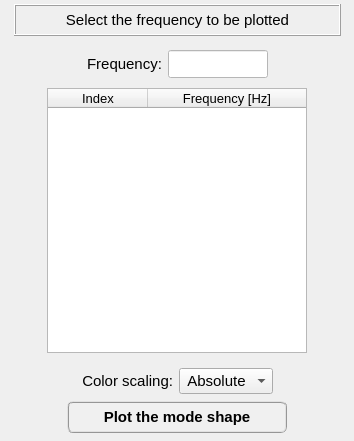
The window that pulse/interface/ui_files/plots/results/acoustic/plot_acoustic_pressure_field_for_harmonic_analysis.ui (open-pulse/OpenPulse) describes before a commit, drawn with Qt 5.
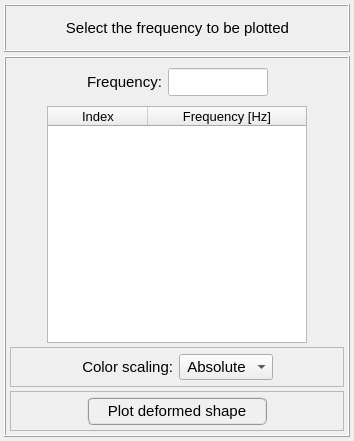
The same window after the commit.

Commit message: Some adjusts on the acoustic plot UI files

The edit to the form file:
```diff
--- a/pulse/interface/ui_files/plots/results/acoustic/plot_acoustic_pressure_field_for_harmonic_analysis.ui
+++ b/pulse/interface/ui_files/plots/results/acoustic/plot_acoustic_pressure_field_for_harmonic_analysis.ui
@@ -44,10 +44,10 @@
       </size>
      </property>
      <property name="frameShape">
-      <enum>QFrame::NoFrame</enum>
+      <enum>QFrame::Box</enum>
      </property>
      <property name="frameShadow">
-      <enum>QFrame::Plain</enum>
+      <enum>QFrame::Raised</enum>
      </property>
      <layout class="QGridLayout" name="gridLayout_5">
       <property name="leftMargin">
@@ -65,15 +65,27 @@
       <property name="spacing">
        <number>4</number>
       </property>
-      <item row="1" column="0">
-       <widget class="QFrame" name="frame_4">
+      <item row="2" column="0">
+       <widget class="QFrame" name="frame_3">
+        <property name="minimumSize">
+         <size>
+          <width>0</width>
+          <height>40</height>
+         </size>
+        </property>
+        <property name="maximumSize">
+         <size>
+          <width>16777215</width>
+          <height>40</height>
+         </size>
+        </property>
         <property name="frameShape">
-         <enum>QFrame::NoFrame</enum>
+         <enum>QFrame::StyledPanel</enum>
         </property>
         <property name="frameShadow">
          <enum>QFrame::Raised</enum>
         </property>
-        <layout class="QGridLayout" name="gridLayout_3">
+        <layout class="QGridLayout" name="gridLayout_9">
          <property name="leftMargin">
           <number>0</number>
          </property>
@@ -86,70 +98,71 @@
          <property name="bottomMargin">
           <number>0</number>
          </property>
-         <property name="spacing">
+         <property name="horizontalSpacing">
+          <number>6</number>
+         </property>
+         <property name="verticalSpacing">
           <number>0</number>
          </property>
+         <item row="0" column="1">
+          <widget class="QLabel" name="label_color_scalling">
+           <property name="font">
+            <font>
+             <pointsize>11</pointsize>
+            </font>
+           </property>
+           <property name="text">
+            <string>Color scaling:</string>
+           </property>
+           <property name="alignment">
+            <set>Qt::AlignRight|Qt::AlignTrailing|Qt::AlignVCenter</set>
+           </property>
+          </widget>
+         </item>
+         <item row="0" column="2">
+          <widget class="QComboBox" name="comboBox_color_scaling">
+           <property name="font">
+            <font>
+             <pointsize>11</pointsize>
+            </font>
+           </property>
+           <item>
+            <property name="text">
+             <string> Absolute</string>
+            </property>
+           </item>
+           <item>
+            <property name="text">
+             <string> Real part</string>
+            </property>
+           </item>
+          </widget>
+         </item>
          <item row="0" column="0">
-          <widget class="QTreeWidget" name="treeWidget_frequencies">
-           <property name="minimumSize">
+          <spacer name="horizontalSpacer">
+           <property name="orientation">
+            <enum>Qt::Horizontal</enum>
+           </property>
+           <property name="sizeHint" stdset="0">
             <size>
-             <width>260</width>
-             <height>0</height>
+             <width>40</width>
+             <height>20</height>
             </size>
            </property>
-           <property name="maximumSize">
+          </spacer>
+         </item>
+         <item row="0" column="3">
+          <spacer name="horizontalSpacer_2">
+           <property name="orientation">
+            <enum>Qt::Horizontal</enum>
+           </property>
+           <property name="sizeHint" stdset="0">
             <size>
-             <width>260</width>
-             <height>415</height>
+             <width>40</width>
+             <height>20</height>
             </size>
            </property>
-           <property name="font">
-            <font>
-             <family>MS Shell Dlg 2</family>
-             <pointsize>10</pointsize>
-             <weight>50</weight>
-             <italic>false</italic>
-             <bold>false</bold>
-            </font>
-           </property>
-           <property name="alternatingRowColors">
-            <bool>true</bool>
-           </property>
-           <property name="indentation">
-            <number>0</number>
-           </property>
-           <column>
-            <property name="text">
-             <string>Index</string>
-            </property>
-            <property name="font">
-             <font>
-              <family>MS Shell Dlg 2</family>
-              <pointsize>10</pointsize>
-             </font>
-            </property>
-            <property name="textAlignment">
-             <set>AlignCenter</set>
-            </property>
-           </column>
-           <column>
-            <property name="text">
-             <string notr="true">Frequency [Hz]</string>
-            </property>
-            <property name="font">
-             <font>
-              <family>MS Shell Dlg 2</family>
-              <pointsize>10</pointsize>
-              <weight>50</weight>
-              <italic>false</italic>
-              <bold>false</bold>
-             </font>
-            </property>
-            <property name="textAlignment">
-             <set>AlignCenter</set>
-            </property>
-           </column>
-          </widget>
+          </spacer>
          </item>
         </layout>
        </widget>
@@ -285,6 +298,167 @@
         </layout>
        </widget>
       </item>
+      <item row="1" column="0">
+       <widget class="QFrame" name="frame_treeWidget">
+        <property name="frameShape">
+         <enum>QFrame::NoFrame</enum>
+        </property>
+        <property name="frameShadow">
+         <enum>QFrame::Raised</enum>
+        </property>
+        <layout class="QGridLayout" name="gridLayout_3">
+         <property name="leftMargin">
+          <number>0</number>
+         </property>
+         <property name="topMargin">
+          <number>0</number>
+         </property>
+         <property name="rightMargin">
+          <number>0</number>
+         </property>
+         <property name="bottomMargin">
+          <number>0</number>
+         </property>
+         <property name="spacing">
+          <number>0</number>
+         </property>
+         <item row="0" column="0">
+          <widget class="QTreeWidget" name="treeWidget_frequencies">
+           <property name="minimumSize">
+            <size>
+             <width>260</width>
+             <height>0</height>
+            </size>
+           </property>
+           <property name="maximumSize">
+            <size>
+             <width>260</width>
+             <height>420</height>
+            </size>
+           </property>
+           <property name="font">
+            <font>
+             <family>MS Shell Dlg 2</family>
+             <pointsize>10</pointsize>
+             <weight>50</weight>
+             <italic>false</italic>
+             <bold>false</bold>
+            </font>
+           </property>
+           <property name="alternatingRowColors">
+            <bool>true</bool>
+           </property>
+           <property name="indentation">
+            <number>0</number>
+           </property>
+           <column>
+            <property name="text">
+             <string>Index</string>
+            </property>
+            <property name="font">
+             <font>
+              <family>MS Shell Dlg 2</family>
+              <pointsize>10</pointsize>
+             </font>
+            </property>
+            <property name="textAlignment">
+             <set>AlignCenter</set>
+            </property>
+           </column>
+           <column>
+            <property name="text">
+             <string notr="true">Frequency [Hz]</string>
+            </property>
+            <property name="font">
+             <font>
+              <family>MS Shell Dlg 2</family>
+              <pointsize>10</pointsize>
+              <weight>50</weight>
+              <italic>false</italic>
+              <bold>false</bold>
+             </font>
+            </property>
+            <property name="textAlignment">
+             <set>AlignCenter</set>
+            </property>
+           </column>
+          </widget>
+         </item>
+        </layout>
+       </widget>
+      </item>
+      <item row="3" column="0">
+       <widget class="QFrame" name="frame_button">
+        <property name="minimumSize">
+         <size>
+          <width>0</width>
+          <height>40</height>
+         </size>
+        </property>
+        <property name="maximumSize">
+         <size>
+          <width>16777215</width>
+          <height>40</height>
+         </size>
+        </property>
+        <property name="frameShape">
+         <enum>QFrame::StyledPanel</enum>
+        </property>
+        <property name="frameShadow">
+         <enum>QFrame::Raised</enum>
+        </property>
+        <layout class="QGridLayout" name="gridLayout_10">
+         <property name="leftMargin">
+          <number>0</number>
+         </property>
+         <property name="topMargin">
+          <number>0</number>
+         </property>
+         <property name="rightMargin">
+          <number>0</number>
+         </property>
+         <property name="bottomMargin">
+          <number>0</number>
+         </property>
+         <property name="spacing">
+          <number>0</number>
+         </property>
+         <item row="0" column="0">
+          <widget class="QPushButton" name="pushButton_plot">
+           <property name="minimumSize">
+            <size>
+             <width>180</width>
+             <height>28</height>
+            </size>
+           </property>
+           <property name="maximumSize">
+            <size>
+             <width>180</width>
+             <height>28</height>
+            </size>
+           </property>
+           <property name="font">
+            <font>
+             <family>MS Shell Dlg 2</family>
+             <pointsize>11</pointsize>
+             <weight>9</weight>
+             <italic>false</italic>
+             <bold>false</bold>
+            </font>
+           </property>
+           <property name="styleSheet">
+            <string notr="true">QPushButton{border-radius: 6px; border-color: rgb(150, 150, 150); border-style: ridge; border-width: 2px; color: rgb(0, 0, 0); background-color: rgb(240, 240, 240); font: 75 11pt &quot;MS Shell Dlg 2&quot;}
+QPushButton:hover{border-radius: 6px; border-color: rgb(0, 170, 255); border-style: ridge; border-width: 2px; color: rgb(0, 0, 0); background-color: rgba(174, 213, 255, 100); font: 75 11pt &quot;MS Shell Dlg 2&quot;}
+QPushButton:pressed{border-radius: 6px; border-color: rgb(0, 170, 255); border-style: ridge; border-width: 3px; color: rgb(0, 0, 0); background-color: rgb(174, 213, 255); font: 75 11pt &quot;MS Shell Dlg 2&quot;}</string>
+           </property>
+           <property name="text">
+            <string>Plot deformed shape</string>
+           </property>
+          </widget>
+         </item>
+        </layout>
+       </widget>
+      </item>
      </layout>
     </widget>
    </item>
@@ -293,20 +467,20 @@
      <property name="minimumSize">
       <size>
        <width>0</width>
-       <height>32</height>
+       <height>48</height>
       </size>
      </property>
      <property name="maximumSize">
       <size>
        <width>16777215</width>
-       <height>32</height>
+       <height>48</height>
       </size>
      </property>
      <property name="frameShape">
-      <enum>QFrame::NoFrame</enum>
+      <enum>QFrame::Box</enum>
      </property>
      <property name="frameShadow">
-      <enum>QFrame::Plain</enum>
+      <enum>QFrame::Raised</enum>
      </property>
      <property name="lineWidth">
       <number>1</number>
@@ -329,13 +503,13 @@
         <property name="minimumSize">
          <size>
           <width>0</width>
-          <height>32</height>
+          <height>0</height>
          </size>
         </property>
         <property name="maximumSize">
          <size>
           <width>16777215</width>
-          <height>32</height>
+          <height>16777215</height>
          </size>
         </property>
         <property name="font">
@@ -348,7 +522,7 @@
          </font>
         </property>
         <property name="frameShape">
-         <enum>QFrame::Box</enum>
+         <enum>QFrame::NoFrame</enum>
         </property>
         <property name="frameShadow">
          <enum>QFrame::Raised</enum>
@@ -367,201 +541,6 @@
      </layout>
     </widget>
    </item>
-   <item row="2" column="0">
-    <widget class="QFrame" name="frame_scaling">
-     <property name="minimumSize">
-      <size>
-       <width>0</width>
-       <height>40</height>
-      </size>
-     </property>
-     <property name="maximumSize">
-      <size>
-       <width>16777215</width>
-       <height>100</height>
-      </size>
-     </property>
-     <property name="frameShape">
-      <enum>QFrame::NoFrame</enum>
-     </property>
-     <property name="frameShadow">
-      <enum>QFrame::Plain</enum>
-     </property>
-     <layout class="QGridLayout" name="gridLayout_8">
-      <property name="leftMargin">
-       <number>4</number>
-      </property>
-      <property name="topMargin">
-       <number>4</number>
-      </property>
-      <property name="rightMargin">
-       <number>4</number>
-      </property>
-      <property name="bottomMargin">
-       <number>4</number>
-      </property>
-      <property name="spacing">
-       <number>4</number>
-      </property>
-      <item row="0" column="0">
-       <widget class="QFrame" name="frame_scalling">
-        <property name="minimumSize">
-         <size>
-          <width>0</width>
-          <height>32</height>
-         </size>
-        </property>
-        <property name="frameShape">
-         <enum>QFrame::NoFrame</enum>
-        </property>
-        <property name="frameShadow">
-         <enum>QFrame::Raised</enum>
-        </property>
-        <layout class="QGridLayout" name="gridLayout_6">
-         <property name="leftMargin">
-          <number>0</number>
-         </property>
-         <property name="topMargin">
-          <number>0</number>
-         </property>
-         <property name="rightMargin">
-          <number>0</number>
-         </property>
-         <property name="bottomMargin">
-          <number>0</number>
-         </property>
-         <property name="horizontalSpacing">
-          <number>6</number>
-         </property>
-         <property name="verticalSpacing">
-          <number>0</number>
-         </property>
-         <item row="0" column="1">
-          <widget class="QLabel" name="label_2">
-           <property name="font">
-            <font>
-             <pointsize>11</pointsize>
-            </font>
-           </property>
-           <property name="text">
-            <string>Color scaling:</string>
-           </property>
-           <property name="alignment">
-            <set>Qt::AlignRight|Qt::AlignTrailing|Qt::AlignVCenter</set>
-           </property>
-          </widget>
-         </item>
-         <item row="0" column="0">
-          <widget class="QFrame" name="frame_9">
-           <property name="frameShape">
-            <enum>QFrame::NoFrame</enum>
-           </property>
-           <property name="frameShadow">
-            <enum>QFrame::Raised</enum>
-           </property>
-          </widget>
-         </item>
-         <item row="0" column="3">
-          <widget class="QFrame" name="frame_10">
-           <property name="frameShape">
-            <enum>QFrame::NoFrame</enum>
-           </property>
-           <property name="frameShadow">
-            <enum>QFrame::Raised</enum>
-           </property>
-          </widget>
-         </item>
-         <item row="0" column="2">
-          <widget class="QComboBox" name="comboBox_color_scaling">
-           <property name="font">
-            <font>
-             <pointsize>11</pointsize>
-            </font>
-           </property>
-           <item>
-            <property name="text">
-             <string> Absolute</string>
-            </property>
-           </item>
-           <item>
-            <property name="text">
-             <string> Real part</string>
-            </property>
-           </item>
-          </widget>
-         </item>
-        </layout>
-       </widget>
-      </item>
-      <item row="1" column="0">
-       <widget class="QFrame" name="frame_plot_button">
-        <property name="minimumSize">
-         <size>
-          <width>0</width>
-          <height>32</height>
-         </size>
-        </property>
-        <property name="frameShape">
-         <enum>QFrame::NoFrame</enum>
-        </property>
-        <property name="frameShadow">
-         <enum>QFrame::Raised</enum>
-        </property>
-        <layout class="QGridLayout" name="gridLayout_7">
-         <property name="leftMargin">
-          <number>0</number>
-         </property>
-         <property name="topMargin">
-          <number>0</number>
-         </property>
-         <property name="rightMargin">
-          <number>0</number>
-         </property>
-         <property name="bottomMargin">
-          <number>0</number>
-         </property>
-         <property name="spacing">
-          <number>0</number>
-         </property>
-         <item row="0" column="0">
-          <widget class="QPushButton" name="pushButton_plot">
-           <property name="minimumSize">
-            <size>
-             <width>220</width>
-             <height>32</height>
-            </size>
-           </property>
-           <property name="maximumSize">
-            <size>
-             <width>220</width>
-             <height>32</height>
-            </size>
-           </property>
-           <property name="font">
-            <font>
-             <family>MS Shell Dlg 2</family>
-             <pointsize>11</pointsize>
-             <weight>75</weight>
-             <italic>false</italic>
-             <bold>true</bold>
-            </font>
-           </property>
-           <property name="styleSheet">
-            <string notr="true">QPushButton{border-radius: 6px; border-color: rgb(150, 150, 150); border-style: ridge; border-width: 2px; color: rgb(0, 0, 0); background-color: rgb(240, 240, 240); font: 75 bold 11pt &quot;MS Shell Dlg 2&quot;}
-QPushButton:hover{border-radius: 6px; border-color: rgb(0, 170, 255); border-style: ridge; border-width: 2px; color: rgb(0, 0, 0); background-color: rgba(174, 213, 255, 100); font: 75 bold 11pt &quot;MS Shell Dlg 2&quot;}
-QPushButton:pressed{border-radius: 6px; border-color: rgb(0, 170, 255); border-style: ridge; border-width: 3px; color: rgb(0, 0, 0); background-color: rgb(174, 213, 255); font: 75 bold 11pt &quot;MS Shell Dlg 2&quot;}</string>
-           </property>
-           <property name="text">
-            <string>Plot the mode shape</string>
-           </property>
-          </widget>
-         </item>
-        </layout>
-       </widget>
-      </item>
-     </layout>
-    </widget>
-   </item>
   </layout>
  </widget>
  <resources/>
```
Left out of the diff: 2 changed lines with no effect on the pictures. The commit also changes 17 other files.
